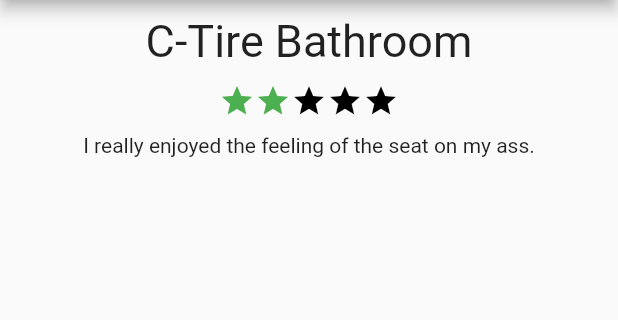
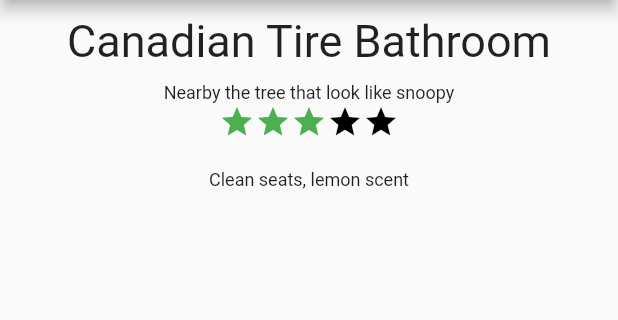
Before and after one commit to scarletspider616/krappr-app, a Flutter app: the ReviewScreen screen opened directly, on a phone screen of 412 x 824 dp, the part 84-404 px from its top. Run offline on Flutter 3.47's test engine with Material 2 defaults, Android fonts, the phone set to English and light mode, and no system bars; our stand-ins replace email_validator, geolocator, get, google_maps_flutter, permission_handler, rxdart and 1 more; accounts and stored records are empty.

Commit message:
Review Screen Issue 31 - Added bloc functionality and models for review and location

```diff
--- /dev/null
+++ b/lib/src/bloc/review_bloc.dart
@@ -0,0 +1,24 @@
+import 'package:rxdart/rxdart.dart';
+import 'dart:async';
+import 'package:krappr/src/models/review_model.dart';
+import 'package:krappr/src/models/krappr_location_model.dart';
+
+class ReviewBloc {
+  final _currentReviewFetcher = PublishSubject<ReviewModel>();
+
+  Stream<ReviewModel> get currentReview => _currentReviewFetcher.stream;
+
+  fetchCurrentReview() async {
+    //TODO: add repository to make an actual service call
+    await Future.delayed(Duration(seconds: 1));
+    KrapprLocationModel mockLocationModel = new KrapprLocationModel(0.0, 0.0, "Canadian Tire Bathroom", "Nearby the tree that look like snoopy" );
+    ReviewModel currentMockModel = new ReviewModel(3, "Clean seats, lemon scent", mockLocationModel);
+    _currentReviewFetcher.sink.add(currentMockModel);
+  }
+
+  void dispose() {
+    // Close your streams in here
+    _currentReviewFetcher.close();
+  }
+}
+final reviewBloc = ReviewBloc();
--- /dev/null
+++ b/lib/src/models/krappr_location_model.dart
@@ -0,0 +1,19 @@
+class KrapprLocationModel {
+    double _latitude;
+    double _longtitude;
+
+    String _locationName;
+    String _locationDescription;
+
+    double get latitutde => _latitude;
+    double get longitude => _longtitude;
+    String get locationName => _locationName;
+    String get locationDescription => _locationDescription;
+
+    KrapprLocationModel(double latitude, double longitude, String locationName, String locationDescription){
+      _latitude = latitude;
+      _longtitude = longitude;
+      _locationName = locationName;
+      _locationDescription = locationDescription;
+    }
+}
--- /dev/null
+++ b/lib/src/models/review_model.dart
@@ -0,0 +1,17 @@
+import 'package:krappr/src/models/krappr_location_model.dart';
+
+class ReviewModel {
+  int _rating;
+  String _userReview;
+  KrapprLocationModel _location;
+
+  ReviewModel(int rating, String userReview, KrapprLocationModel location){
+    _rating = rating;
+    _userReview = userReview;
+    _location = location;
+  }
+
+  int get rating => _rating;
+  String get userReview => _userReview;
+  KrapprLocationModel get location => _location;
+}
--- a/lib/src/ui/screen/review_screen.dart
+++ b/lib/src/ui/screen/review_screen.dart
@@ -1,7 +1,7 @@
 import 'package:flutter/material.dart';
-import 'package:krappr/src/utilities/constants.dart';
-
-import '../../bloc/list_view_drawer_bloc.dart';
+import 'package:krappr/src/bloc/list_view_drawer_bloc.dart';
+import 'package:krappr/src/bloc/review_bloc.dart';
+import 'package:krappr/src/models/review_model.dart';
 
 class ReviewScreen extends StatefulWidget {
   @override
@@ -11,43 +11,64 @@ class ReviewScreen extends StatefulWidget {
 class ReviewScreenState extends State<ReviewScreen> {
   @override
   Widget build(BuildContext context) {
+    reviewBloc.fetchCurrentReview();
     return Scaffold(
         appBar: AppBar(
           title: Text("Review Screen"),
         ),
         drawer: ListViewDrawerBloc().getDefaultListDrawer(),
-        body: Container (
-            child: Column(
-                crossAxisAlignment: CrossAxisAlignment.center,
-                children: [
-              SizedBox(height: 10),
-              titleSummary(),
-              SizedBox(height: 10),
-              reviewStars(2),
-              SizedBox(height: 10),
-              Text("I really enjoyed the feeling of the seat on my ass.")
-            ]),
-            alignment: FractionalOffset(0.5, 0.5)
-            ));
+        body: StreamBuilder(
+          stream: reviewBloc.currentReview,
+          builder: (context, AsyncSnapshot<ReviewModel> snapshot) {
+            if (snapshot.hasData) {
+              return fullReview(snapshot);
+            } else if (snapshot.hasError) {
+              return Text(snapshot.error.toString());
+            }
+            return Center(child: CircularProgressIndicator());
+          },
+        ));
   }
+}
+
+Widget fullReview(AsyncSnapshot<ReviewModel> snapshot) {
+  return Container(
+      child: Column(crossAxisAlignment: CrossAxisAlignment.center, children: [
+        SizedBox(height: 10),
+        Text(
+          snapshot.data.location.locationName,
+          style: TextStyle(fontSize: 30.0),
+        ),
+        SizedBox(height: 10),
+        Text(
+          snapshot.data.location.locationDescription,
+          style: TextStyle(fontSize: 12),
+        ),
+        reviewStars(snapshot.data.rating),
+        SizedBox(height: 10),
+        SizedBox(height: 10),
+        Text(
+          snapshot.data.userReview,
+          style: TextStyle(fontSize: 12),
+        ),
+      ]),
+      alignment: FractionalOffset(0.5, 0.5));
 }
 
 Widget reviewStars(int numberOfStars) {
   return Row(
     mainAxisSize: MainAxisSize.min,
     children: [
-      Icon(Icons.star, color: numberOfStars > 0 ? Colors.green[500] : Colors.black),
-      Icon(Icons.star, color: numberOfStars > 1 ? Colors.green[500] : Colors.black),
-      Icon(Icons.star, color: numberOfStars > 2 ? Colors.green[500] : Colors.black),
-      Icon(Icons.star, color: numberOfStars > 3 ? Colors.green[500] : Colors.black),
-      Icon(Icons.star, color: numberOfStars > 4 ? Colors.green[500] : Colors.black),
+      Icon(Icons.star,
+          color: numberOfStars > 0 ? Colors.green[500] : Colors.black),
+      Icon(Icons.star,
+          color: numberOfStars > 1 ? Colors.green[500] : Colors.black),
+      Icon(Icons.star,
+          color: numberOfStars > 2 ? Colors.green[500] : Colors.black),
+      Icon(Icons.star,
+          color: numberOfStars > 3 ? Colors.green[500] : Colors.black),
+      Icon(Icons.star,
+          color: numberOfStars > 4 ? Colors.green[500] : Colors.black),
     ],
   );
 }
-
-Widget titleSummary() {
-  return Text(
-    "C-Tire Bathroom",
-    style: TextStyle(fontSize: 30.0),
-  );
-}
```
